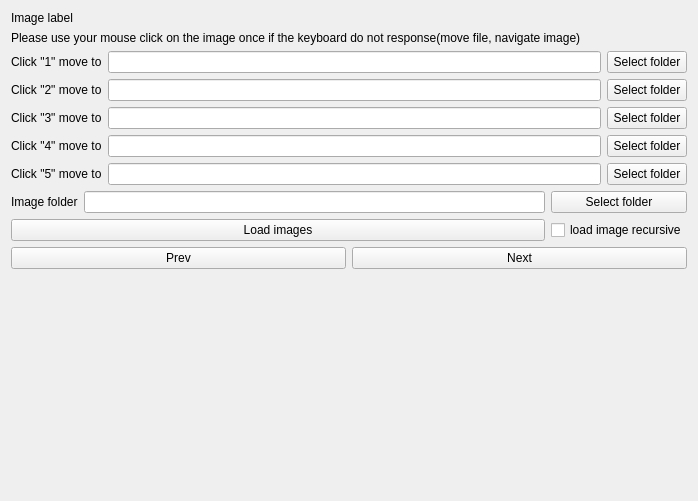
stereomatchingkiss/blogCodes2, file image_clean_up_tool/image_mover.ui: the form before one commit.
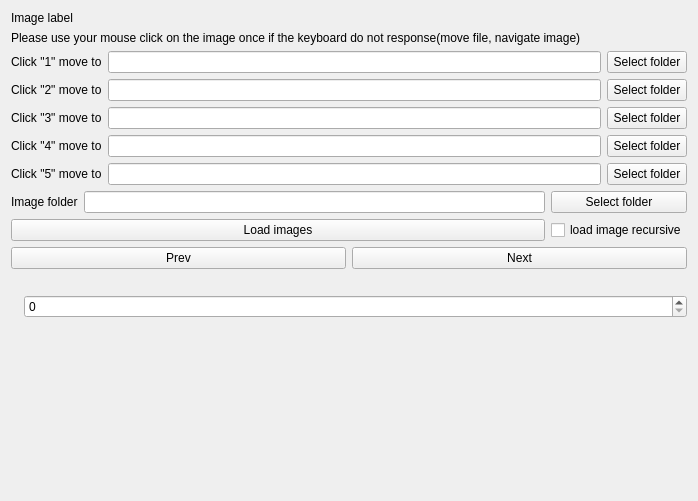
The form after the commit.

Commit message: change select image by spinbox, easier to use

What changed in the file:
```diff
--- a/image_clean_up_tool/image_mover.ui
+++ b/image_clean_up_tool/image_mover.ui
@@ -198,11 +198,24 @@
     </widget>
    </item>
    <item>
+    <layout class="QHBoxLayout" name="horizontalLayout_2">
+     <item>
     <widget class="QLabel" name="labelImageNumber">
+       <property name="sizePolicy">
+        <sizepolicy hsizetype="Maximum" vsizetype="Preferred">
+         <horstretch>0</horstretch>
+         <verstretch>0</verstretch>
+        </sizepolicy>
+       </property>
      <property name="text">
       <string/>
      </property>
     </widget>
+     </item>
+     <item>
+      <widget class="QSpinBox" name="spinBoxIndex"/>
+     </item>
+    </layout>
    </item>
    <item>
     <spacer name="verticalSpacer">
```
Lines whose indentation alone changed are shown as unchanged. The commit also changes 2 other files.
